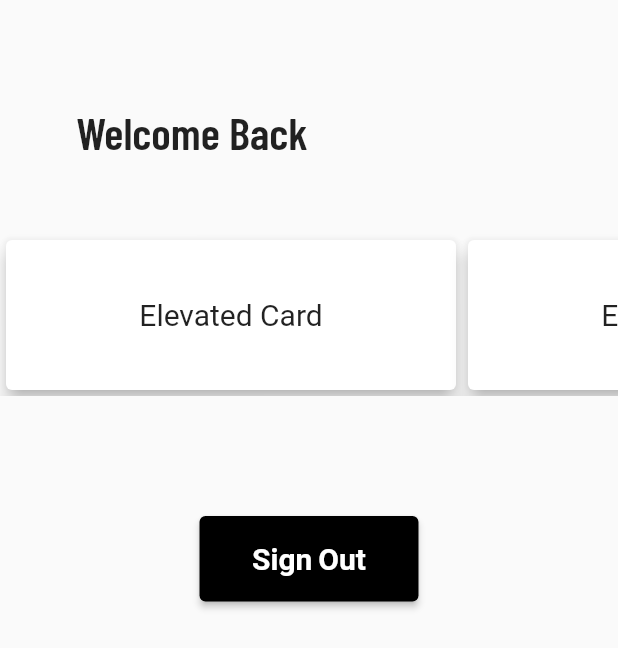
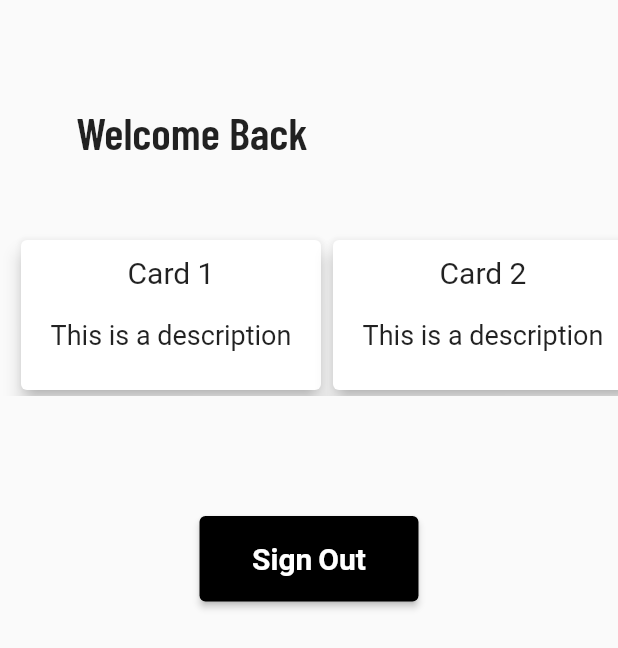
Before and after one commit to codecrafts1126/TYR, a Flutter app: the Home screen opened by its route, on a phone screen of 412 x 824 dp. Shown: the top 648 px of the screen. Run offline on Flutter 3.47's test engine with Material 2 defaults, Android fonts, the phone set to English and light mode, and no system bars; our stand-ins replace firebase_auth, firebase_core, google_fonts, shared_preferences; accounts and stored records are empty.

Commit message:
Added Descriptions on Cards

```diff
--- a/lib/Pages/home.dart
+++ b/lib/Pages/home.dart
@@ -60,18 +60,28 @@ class _HomeState extends State<Home> {
                 ),
               ),
             ),
-            const SizedBox(height: 50, width: 5),
+            const SizedBox(height: 50),
             SingleChildScrollView(
               scrollDirection: Axis.horizontal,
               child: Row(
                 children: [
-                  TheCard(onTap: () {}, description: 'Elevated Card'),
-                  TheCard(onTap: () {}, description: 'Elevated Card'),
+                  const SizedBox(width: 10),
                   TheCard(
-                      onTap: () {
-                        print('Hello World');
-                      },
-                      description: 'description')
+                      onTap: () {},
+                      title: 'Card 1',
+                      description: 'This is a description'),
+                  TheCard(
+                      onTap: () {},
+                      title: 'Card 2',
+                      description: 'This is a description'),
+                  TheCard(
+                      onTap: () {},
+                      title: 'Card 3',
+                      description: 'This is a description'),
+                  TheCard(
+                      onTap: () {},
+                      title: 'Card 4',
+                      description: 'This is a description'),
                 ],
               ),
             ),
--- a/lib/components/card.dart
+++ b/lib/components/card.dart
@@ -1,10 +1,15 @@
 import 'package:flutter/material.dart';
 
 class TheCard extends StatelessWidget {
+  final String title;
   final String description;
   final Function() onTap;
 
-  TheCard({super.key, required this.onTap, required this.description});
+  TheCard(
+      {super.key,
+      required this.onTap,
+      required this.title,
+      required this.description});
 
   @override
   Widget build(BuildContext context) {
@@ -13,13 +18,25 @@ class TheCard extends StatelessWidget {
       child: InkWell(
         onTap: onTap,
         child: SizedBox(
-          width: 300,
+          width: 200,
           height: 100,
-          child: Center(
-            child: Text(
-              description,
-              style: const TextStyle(fontSize: 20),
-            ),
+          child: Column(
+            children: [
+              const SizedBox(height: 10),
+              Center(
+                child: Text(
+                  title,
+                  style: const TextStyle(fontSize: 20),
+                ),
+              ),
+              const SizedBox(height: 20),
+              Center(
+                child: Text(
+                  description,
+                  style: const TextStyle(fontSize: 18),
+                ),
+              ),
+            ],
           ),
         ),
       ),
```
